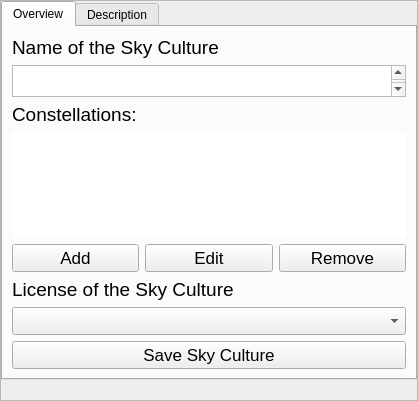
The window that plugins/SkyCultureMaker/src/gui/scmSkyCultureDialog.ui (Stellarium/stellarium) describes before a commit, drawn with Qt 5.
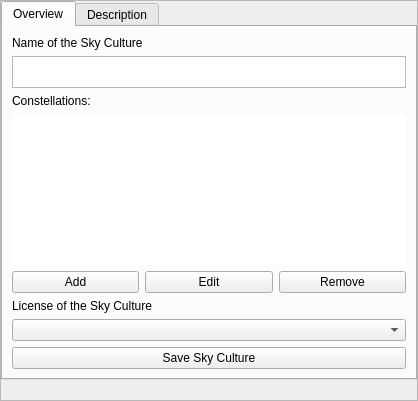
The same window after the commit. Custom widgets are drawn as their Qt base class.

Commit message: remove font information from ui files

Patch:
```diff
--- a/plugins/SkyCultureMaker/src/gui/scmSkyCultureDialog.ui
+++ b/plugins/SkyCultureMaker/src/gui/scmSkyCultureDialog.ui
@@ -99,11 +99,6 @@
          <layout class="QVBoxLayout" name="verticalLayout_2">
           <item>
            <widget class="QLabel" name="currentSCNameLbl">
-            <property name="font">
-             <font>
-              <pointsize>14</pointsize>
-             </font>
-            </property>
             <property name="text">
              <string>Name of the Sky Culture</string>
             </property>
@@ -123,11 +118,6 @@
               <height>32</height>
              </size>
             </property>
-            <property name="font">
-             <font>
-              <pointsize>14</pointsize>
-             </font>
-            </property>
             <property name="html">
              <string>&lt;!DOCTYPE HTML PUBLIC &quot;-//W3C//DTD HTML 4.0//EN&quot; &quot;http://www.w3.org/TR/REC-html40/strict.dtd&quot;&gt;
 &lt;html&gt;&lt;head&gt;&lt;meta name=&quot;qrichtext&quot; content=&quot;1&quot; /&gt;&lt;meta charset=&quot;utf-8&quot; /&gt;&lt;style type=&quot;text/css&quot;&gt;
@@ -135,8 +125,8 @@
 hr { height: 1px; border-width: 0; }
 li.unchecked::marker { content: &quot;\2610&quot;; }
 li.checked::marker { content: &quot;\2612&quot;; }
-&lt;/style&gt;&lt;/head&gt;&lt;body style=&quot; font-family:'Segoe UI'; font-size:14pt; font-weight:400; font-style:normal;&quot;&gt;
-&lt;p style=&quot;-qt-paragraph-type:empty; margin-top:0px; margin-bottom:0px; margin-left:0px; margin-right:0px; -qt-block-indent:0; text-indent:0px; font-family:'.AppleSystemUIFont';&quot;&gt;&lt;br /&gt;&lt;/p&gt;&lt;/body&gt;&lt;/html&gt;</string>
+&lt;/style&gt;&lt;/head&gt;&lt;body style=&quot;&quot;&gt;
+&lt;p style=&quot;-qt-paragraph-type:empty; margin-top:0px; margin-bottom:0px; margin-left:0px; margin-right:0px; -qt-block-indent:0; text-indent:0px;&quot;&gt;&lt;br /&gt;&lt;/p&gt;&lt;/body&gt;&lt;/html&gt;</string>
             </property>
             <property name="acceptRichText">
              <bool>false</bool>
@@ -145,11 +135,6 @@
           </item>
           <item>
            <widget class="QLabel" name="constellationsLbl">
-            <property name="font">
-             <font>
-              <pointsize>14</pointsize>
-             </font>
-            </property>
             <property name="text">
              <string>Constellations:</string>
             </property>
@@ -197,11 +182,6 @@
                 <height>0</height>
                </size>
               </property>
-              <property name="font">
-               <font>
-                <pointsize>13</pointsize>
-               </font>
-              </property>
               <property name="text">
                <string>Add</string>
               </property>
@@ -221,11 +201,6 @@
                 <height>0</height>
                </size>
               </property>
-              <property name="font">
-               <font>
-                <pointsize>13</pointsize>
-               </font>
-              </property>
               <property name="text">
                <string>Edit</string>
               </property>
@@ -245,11 +220,6 @@
                 <height>0</height>
                </size>
               </property>
-              <property name="font">
-               <font>
-                <pointsize>13</pointsize>
-               </font>
-              </property>
               <property name="text">
                <string>Remove</string>
               </property>
@@ -267,11 +237,6 @@
                 <verstretch>0</verstretch>
                </sizepolicy>
               </property>
-              <property name="font">
-               <font>
-                <pointsize>14</pointsize>
-               </font>
-              </property>
               <property name="text">
                <string>License of the Sky Culture</string>
               </property>
@@ -288,11 +253,6 @@
                 <verstretch>0</verstretch>
                </sizepolicy>
               </property>
-              <property name="font">
-               <font>
-                <pointsize>13</pointsize>
-               </font>
-              </property>
              </widget>
             </item>
             <item>
@@ -303,11 +263,6 @@
                 <height>0</height>
                </size>
               </property>
-              <property name="font">
-               <font>
-                <pointsize>13</pointsize>
-               </font>
-              </property>
               <property name="text">
                <string>Save Sky Culture</string>
               </property>
```
Left out of the diff: 22 changed lines with no effect on the pictures. The commit also changes 10 other files.
